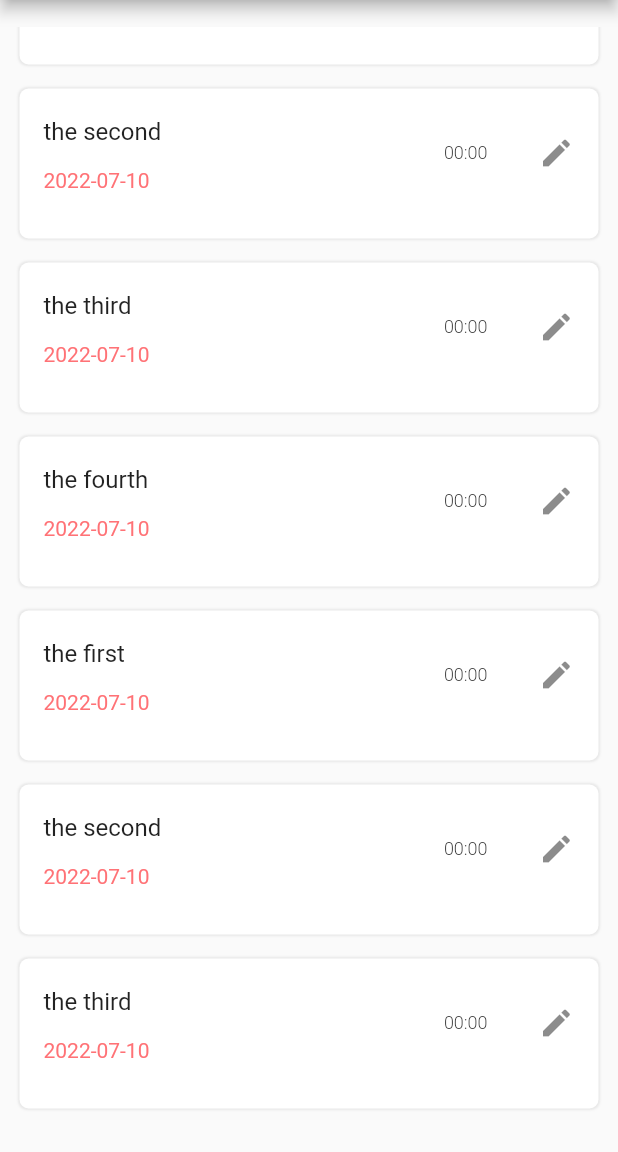
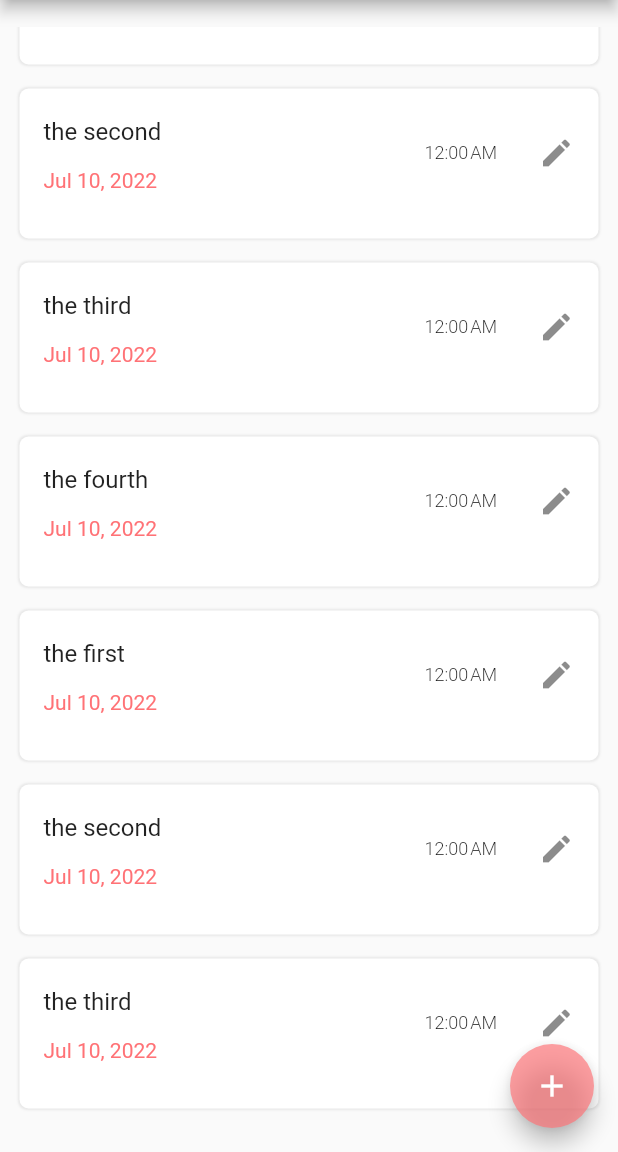
Before and after one commit to HashemAlkeshawi/Magic_calculator, a Flutter app: the Journals_UI screen opened directly, scrolled down 576 dp, on a phone screen of 412 x 824 dp, the part 84-1236 px from its top. Run offline on Flutter 3.47's test engine with Material 2 defaults, Android fonts, the phone set to English and light mode, and no system bars; missing offline and left inert: dart:ffi.

```diff
--- a/lib/data/JSON_data.dart
+++ b/lib/data/JSON_data.dart
@@ -9,10 +9,13 @@ Map<String, dynamic> journals = {
   'color': const Color(0xffFF7276),
   'desc':
       'keep a record of your personal thoughts, feelings, insights, and more.',
-  'journals': <Map<String, dynamic>>[
+  'journals': journals_detailed,
+};
+
+List<Map<String, dynamic>> journals_detailed = [
   {
     'heading': 'the first',
-      'content': 'the first content',
+    'content': 'the first contentthe',
     'datetime': DateTime(
       2022,
       7,
@@ -96,8 +99,7 @@ Map<String, dynamic> journals = {
     'content': 'the fourth content',
     'datetime': DateTime(2022, 7, 10)
   },
-  ],
-};
+];
 
 Map<String, dynamic> notes = {
   'name': 'Note',
@@ -151,4 +153,5 @@ Map<String, dynamic> todos = {
 
 List journals_ = journals['journals'];
 
-List<Journal> JournalList = journals_.map((e) => Journal.fromJson(e)).toList();
+List<Journal> JournalList =
+    (journals_).map((e) => Journal.fromJson(e)).toList();
--- a/lib/main.dart
+++ b/lib/main.dart
@@ -1,4 +1,5 @@
 import 'package:flutter/material.dart';
+import 'package:magic_calculator/screens/HiddenApp/home.dart';
 import 'package:magic_calculator/screens/calculator.dart';
 
 void main() {
@@ -10,7 +11,7 @@ class App extends StatelessWidget {
   Widget build(BuildContext context) {
     return MaterialApp(
       debugShowCheckedModeBanner: false,
-      home: Magic_calculator(),
+      home: Home(),
     );
   }
 }
--- a/lib/screens/HiddenApp/journals_modul/Journals_UI.dart
+++ b/lib/screens/HiddenApp/journals_modul/Journals_UI.dart
@@ -1,13 +1,17 @@
 import 'package:flutter/material.dart';
+
 import 'package:intl/intl.dart';
+
 import 'package:magic_calculator/data/JSON_data.dart';
-import 'package:magic_calculator/screens/HiddenApp/notes_modul/Notes_UI.dart';
-import 'package:magic_calculator/screens/HiddenApp/tasks_modul/Tasks_UI.dart';
+import 'package:magic_calculator/screens/HiddenApp/journals_modul/diary.dart';
 
+import '../../../data/Journals.dart';
 import '../../../widgets/drawer.dart';
+import 'Add_Journal.dart';
 
 class Journals_UI extends StatelessWidget {
-  String date = DateUtils.dateOnly(DateTime.now()).toString().substring(0, 10);
+  String date = DateFormat.yMMMEd().format(DateTime.now());
+
   @override
   Widget build(BuildContext context) {
     double screenHight = MediaQuery.of(context).size.height;
@@ -15,21 +19,42 @@ class Journals_UI extends StatelessWidget {
     // TODO: implement build
     return Scaffold(
       appBar: AppBar(
-        title: Text("Journal"),
-        backgroundColor: Color(0xffFF7276),
+        title: const Text("Journal"),
+        backgroundColor: const Color(0xffFF7276),
         actions: [
-          IconButton(onPressed: () {}, icon: Icon(Icons.more_vert)),
+          IconButton(onPressed: () {}, icon: const Icon(Icons.more_vert)),
         ],
       ),
-      drawer: drawer(Color(0xaaFF7276)),
+      drawer: drawer(const Color(0xaaFF7276)),
+      floatingActionButton: FloatingActionButton(
+        backgroundColor: const Color(0xaaFF7276),
+        onPressed: () {
+          Navigator.of(context)
+              .push(MaterialPageRoute(builder: (context) => Add_Journal()));
+          // List<Map<String, dynamic>> temp = journals_detailed;
+          // Map<String, dynamic> entry = {
+          //   'heading': 'My custom',
+          //   'content': 'the new Custom contentthe',
+          //   'datetime': DateTime.now(),
+          // };
+          // print(temp.length);
+          // temp.add({...entry});
+
+          // journals['journals'] = [temp];
+        },
+        child: Icon(
+          Icons.add,
+          color: Colors.white,
+        ),
+      ),
       body: Container(
-        margin: EdgeInsets.symmetric(vertical: 18, horizontal: 8),
+        margin: const EdgeInsets.symmetric(vertical: 18, horizontal: 8),
         height: screenHight,
         child: ListView(
           children: [
             Row(
               children: [
-                Text(
+                const Text(
                   "Hello, it is ",
                   style: TextStyle(
                     fontSize: 18,
@@ -37,8 +62,8 @@ class Journals_UI extends StatelessWidget {
                   ),
                 ),
                 Text(
-                  DateFormat.Hm().format(DateTime.now()).toString(),
-                  style: TextStyle(
+                  date,
+                  style: const TextStyle(
                     fontSize: 18,
                     color: Color(0xffFF7276),
                   ),
@@ -46,14 +71,20 @@ class Journals_UI extends StatelessWidget {
               ],
             ),
             ListView.builder(
-                padding: EdgeInsets.symmetric(vertical: 8),
-                physics: NeverScrollableScrollPhysics(),
+                padding: const EdgeInsets.symmetric(vertical: 8),
+                physics: const NeverScrollableScrollPhysics(),
                 shrinkWrap: true,
                 itemCount: JournalList.length,
                 itemBuilder: ((context, index) {
-                  return Container(
+                  return GestureDetector(
+                    onTap: () {
+                      Navigator.of(context).push(MaterialPageRoute(
+                          builder: (context) => diary(index)));
+                    },
+                    child: Container(
                       height: 100,
-                    margin: EdgeInsets.symmetric(vertical: 8, horizontal: 5),
+                      margin: const EdgeInsets.symmetric(
+                          vertical: 8, horizontal: 5),
                       decoration: BoxDecoration(
                         color: Colors.white,
                         borderRadius: BorderRadius.circular(6),
@@ -71,24 +102,25 @@ class Journals_UI extends StatelessWidget {
                           child: Text(JournalList[index].heading!),
                         ),
                         subtitle: Text(
-                        JournalList[index].dateTime.toString().substring(0, 10),
-                        style: TextStyle(color: Color(0xffFF7276)),
+                          DateFormat.yMMMd()
+                              .format(JournalList[index].dateTime!),
+                          style:
+                              const TextStyle(color: const Color(0xffFF7276)),
                         ),
                         trailing: Container(
-                        margin: EdgeInsets.symmetric(vertical: 15.0),
-                        width: 90,
+                          margin: const EdgeInsets.symmetric(vertical: 15.0),
+                          width: 100,
                           child: Row(children: [
                             Text(
-                            JournalList[index]
-                                .dateTime
-                                .toString()
-                                .substring(10, 16),
-                            style: TextStyle(
+                              DateFormat.jm()
+                                  .format(JournalList[index].dateTime!),
+                              style: const TextStyle(
                                   fontSize: 12, fontWeight: FontWeight.w300),
                             ),
-                          Spacer(),
-                          Icon(Icons.edit),
+                            const Spacer(),
+                            const Icon(Icons.edit),
                           ]),
+                        ),
                       ),
                     ),
                   );
--- a/lib/screens/HiddenApp/notes_modul/Notes_UI.dart
+++ b/lib/screens/HiddenApp/notes_modul/Notes_UI.dart
@@ -8,9 +8,6 @@ class Notes_UI extends StatelessWidget {
   String date = DateUtils.dateOnly(DateTime.now()).toString().substring(0, 10);
   @override
   Widget build(BuildContext context) {
-    journals['journals'].add({'heading': "new"});
-
-    // TODO: implement build
     return Scaffold(
       appBar: AppBar(
         title: Text("Notes"),
--- a/lib/screens/HiddenApp/tasks_modul/Tasks_UI.dart
+++ b/lib/screens/HiddenApp/tasks_modul/Tasks_UI.dart
@@ -8,8 +8,6 @@ class Tasks_UI extends StatelessWidget {
   String date = DateUtils.dateOnly(DateTime.now()).toString().substring(0, 10);
   @override
   Widget build(BuildContext context) {
-    journals['journals'].add({'heading': "new"});
-
     // TODO: implement build
     return Scaffold(
       appBar: AppBar(
--- a/lib/widgets/drawer.dart
+++ b/lib/widgets/drawer.dart
@@ -3,6 +3,7 @@ import 'package:flutter/material.dart';
 import 'package:magic_calculator/screens/HiddenApp/journals_modul/Journals_UI.dart';
 import 'package:magic_calculator/screens/HiddenApp/notes_modul/Notes_UI.dart';
 import 'package:magic_calculator/screens/HiddenApp/tasks_modul/Tasks_UI.dart';
+import 'package:magic_calculator/screens/calculator.dart';
 import 'package:magic_calculator/widgets/Calculator.dart';
 
 class drawer extends StatelessWidget {
@@ -89,7 +90,7 @@ class drawer extends StatelessWidget {
                     IconButton(
                         onPressed: () {
                           Navigator.of(context).push(MaterialPageRoute(
-                              builder: (context) => Calculator()));
+                              builder: (context) => Magic_calculator()));
                         },
                         icon: Icon(
                           Icons.logout,
```
Also changed, not shown: lib/data/Journals.dart (+8 -0 lines), lib/screens/HiddenApp/journals_modul/Add_Journal.dart (added, +36 -0 lines), lib/screens/HiddenApp/journals_modul/diary.dart (added, +50 -0 lines). Lines whose indentation alone changed are shown as unchanged.
